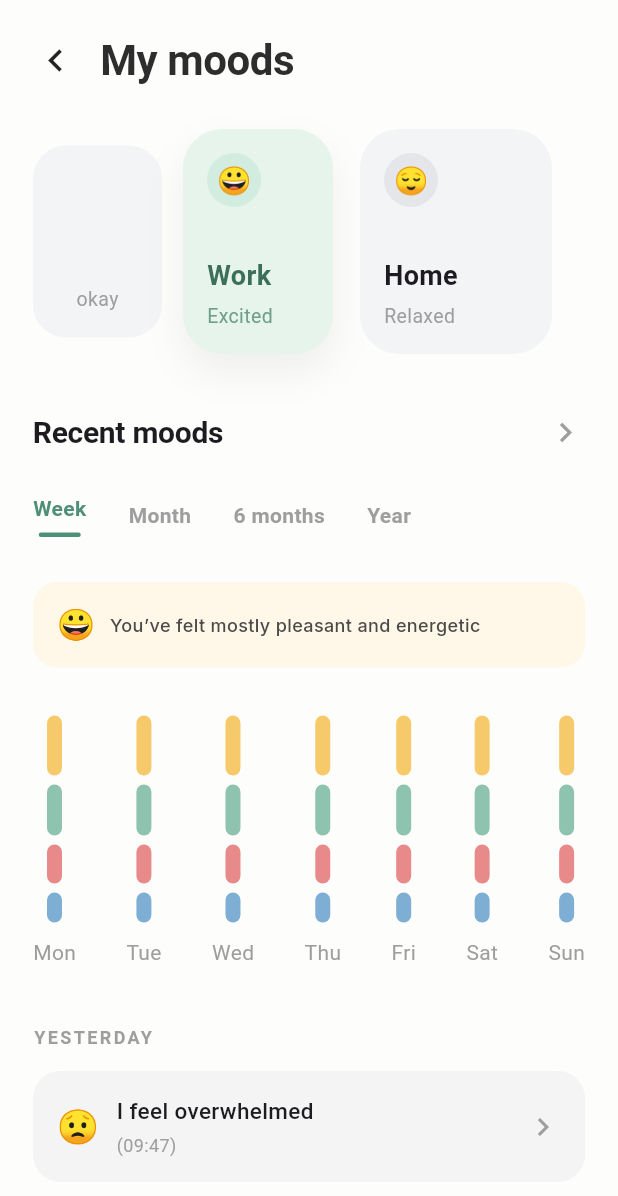
After one commit to preetidas60/ADHD-App, a Flutter app: the screen it shows after launch, after a tap on "Starting my day off right", on a phone screen of 412 x 824 dp. The commit adds this screen. Shown: the top 1196 px of the screen. Run offline on Flutter 3.47's test engine with Material 3 defaults, Android fonts, the light colour scheme and no system bars; our stand-ins replace google_fonts.

Commit message:
Added Mood reflection screen

```diff
--- a/lib/screens/home_screen.dart
+++ b/lib/screens/home_screen.dart
@@ -1,7 +1,9 @@
 import 'package:flutter/material.dart';
+import 'package:google_fonts/google_fonts.dart';
 
 import '../theme/colors.dart';
 import '../theme/containers.dart';
+import 'mood_log.dart';
 
 class HomeScreen extends StatelessWidget {
   const HomeScreen({super.key});
@@ -84,12 +86,12 @@ class HomeScreen extends StatelessWidget {
 
 
               /// HELLO TEXT
-              const Text(
+              Text(
                 "Hello, Thalia",
-                style: TextStyle(
+                style: GoogleFonts.inter(
                   fontSize: 32,
                   fontWeight: FontWeight.w700,
-                  color: Color(0xFF2B2B2B),
+                  color: const Color(0xFF2B2B2B),
                   letterSpacing: -0.4,
                 ),
               ),
@@ -126,16 +128,16 @@ class HomeScreen extends StatelessWidget {
                         color: const Color(0xFFEAF7EC), // lighter green
                         child: Row(
                           mainAxisAlignment: MainAxisAlignment.spaceBetween,
-                          children: const [
+                          children: [
                             Text(
                               "You should take your meds in",
-                              style: TextStyle(
-                                fontSize: 14,
-                                fontWeight: FontWeight.w500,
-                                color: Color(0xFF7FA891),
+                              style: GoogleFonts.inter(
+                                fontSize: 13,
+                                fontWeight: FontWeight.w600,
+                                color: const Color(0xFF7FA891),
                               ),
                             ),
-                            Text(
+                            const Text(
                               "24 mins",
                               style: TextStyle(
                                 fontSize: 16,
@@ -255,6 +257,14 @@ class HomeScreen extends StatelessWidget {
                 imagePath : "assets/icons/ocean.png",
                 title: "Starting my day off right",
                 meta: "12 min    3 days",
+                onTap: () {
+                  Navigator.push(
+                    context,
+                    MaterialPageRoute(
+                      builder: (_) => const MyMoodsScreen(),
+                    ),
+                  );
+                },
               ),
 
               const SizedBox(height: 14),
@@ -263,7 +273,15 @@ class HomeScreen extends StatelessWidget {
                 imagePath : "assets/icons/smile.png",
                 title: "Today’s self check-in",
                 meta: "",
-                imageSize: 30
+                imageSize: 30,
+                onTap: () {
+                  Navigator.push(
+                    context,
+                    MaterialPageRoute(
+                      builder: (_) => const MyMoodsScreen(),
+                    ),
+                  );
+                },
               ),
 
               const SizedBox(height: 36),
@@ -335,11 +353,17 @@ class HomeScreen extends StatelessWidget {
     required String imagePath,
     required String title,
     required String meta,
-    /// NEW (optional)
+
+    /// NEW
+    required VoidCallback onTap,
+
     double imageSize = 44,
     double imageRadius = 12,
   }) {
-    return Container(
+    return InkWell(
+      borderRadius: BorderRadius.circular(22),
+      onTap: onTap,
+      child: Container(
         padding: const EdgeInsets.symmetric(horizontal: 18, vertical: 16),
         decoration: BoxDecoration(
           color: const Color(0xFFEAF7EC),
@@ -348,7 +372,7 @@ class HomeScreen extends StatelessWidget {
         child: Row(
           children: [
 
-          /// IMAGE ICON (adjustable size)
+            /// IMAGE ICON
             Container(
               height: imageSize,
               width: imageSize,
@@ -390,14 +414,14 @@ class HomeScreen extends StatelessWidget {
               ),
             ),
 
-          Icon(
+            const Icon(
               Icons.chevron_right_rounded,
-            color: Color(0xFF9DB7A9), // soft sage green (matches your UI)
-            weight: 2,
+              color: Color(0xFF9DB7A9),
               size: 26,
             ),
           ],
         ),
+      ),
     );
   }
 }
--- /dev/null
+++ b/lib/screens/mood_log.dart
@@ -0,0 +1,430 @@
+import 'package:flutter/material.dart';
+import 'package:google_fonts/google_fonts.dart';
+
+class MyMoodsScreen extends StatelessWidget {
+  const MyMoodsScreen({super.key});
+
+  @override
+  Widget build(BuildContext context) {
+    return Scaffold(
+      backgroundColor: const Color(0xFFFDFDFC),
+      body: SafeArea(
+        child: Padding(
+          padding: const EdgeInsets.symmetric(horizontal: 22),
+          child: SingleChildScrollView(
+            physics: const BouncingScrollPhysics(),
+            child: Column(
+              crossAxisAlignment: CrossAxisAlignment.start,
+              children: [
+
+                /// TOP SPACING
+                const SizedBox(height: 20),
+
+                /// TITLE
+                Row(
+                  mainAxisAlignment: MainAxisAlignment.start,
+                  children: [
+                    GestureDetector(
+                      onTap: () {
+                        Navigator.pop(context); // Go to previous page
+                      },
+                      child: const Icon(
+                        Icons.chevron_left,
+                        size: 30,
+                      ),
+                    ),
+                    SizedBox(width: 15,),
+                    const Text(
+                    "My moods",
+                    style: TextStyle(
+                      fontSize: 28,
+                      fontWeight: FontWeight.w700,
+                      letterSpacing: -0.3,
+                      color: Color(0xFF2D2D2D),
+                    ),
+                  ),]
+
+                ),
+
+
+                const SizedBox(height: 26),
+
+                /// MOOD CARDS ROW
+                LayoutBuilder(
+                  builder: (context, constraints) {
+                    final totalSpacing = 14 * 2;
+                    final cardWidth =
+                        (constraints.maxWidth - totalSpacing) / 3;
+
+                    return Row(
+                      children: [
+                        _OkayCard(width: cardWidth),
+                        const SizedBox(width: 14),
+                        _WorkCard(width: 100),
+                        const SizedBox(width: 18),
+                        _HomeCard(),
+                      ],
+                    );
+                  },
+                ),
+
+                const SizedBox(height: 38),
+
+                /// RECENT MOODS HEADER
+                Row(
+                  mainAxisAlignment: MainAxisAlignment.spaceBetween,
+                  children: const [
+                    Text(
+                      "Recent moods",
+                      style: TextStyle(
+                        fontSize: 20,
+                        fontWeight: FontWeight.w700,
+                        letterSpacing: -0.2,
+                      ),
+                    ),
+                    Icon(Icons.chevron_right, size: 26, color: Colors.grey),
+                  ],
+                ),
+
+                const SizedBox(height: 26),
+
+                /// TABS
+                const _TabsRow(),
+
+                const SizedBox(height: 30),
+
+                /// MESSAGE
+                Container(
+                  padding: const EdgeInsets.symmetric(
+                    horizontal: 16,
+                    vertical: 14,
+                  ),
+                  decoration: BoxDecoration(
+                    color: const Color(0xFFFFF7E8),
+                    borderRadius: BorderRadius.circular(16),
+                  ),
+                  child: Row(
+                    children: [
+                      const Text("😀", style: TextStyle(fontSize: 20)),
+                      const SizedBox(width: 10),
+                      Expanded(
+                        child: Text(
+                          "You’ve felt mostly pleasant and energetic",
+                          style: GoogleFonts.inter(
+                            fontSize: 12,
+                            fontWeight: FontWeight.w500,
+                            height: 1.4,
+                            color: const Color(0xFF4A4A4A),
+                          ),
+                        ),
+                      ),
+                    ],
+                  ),
+                ),
+
+                const SizedBox(height: 32),
+
+                /// WEEKLY GRAPH
+                const _WeeklyGraph(),
+
+                const SizedBox(height: 38),
+
+                /// YESTERDAY
+                const Text(
+                  "YESTERDAY",
+                  style: TextStyle(
+                    fontSize: 12,
+                    letterSpacing: 1.6,
+                    color: Color(0xFF9E9E9E),
+                    fontWeight: FontWeight.w600,
+                  ),
+                ),
+
+                const SizedBox(height: 14),
+
+                /// YESTERDAY CARD
+                Container(
+                  padding: const EdgeInsets.all(16),
+                  decoration: BoxDecoration(
+                    color: const Color(0xFFF4F4F4),
+                    borderRadius: BorderRadius.circular(18),
+                  ),
+                  child: Row(
+                    children: const [
+                      Text("😟", style: TextStyle(fontSize: 22)),
+                      SizedBox(width: 12),
+                      Expanded(
+                        child: Column(
+                          crossAxisAlignment: CrossAxisAlignment.start,
+                          children: [
+                            Text(
+                              "I feel overwhelmed",
+                              style: TextStyle(
+                                fontSize: 15,
+                                fontWeight: FontWeight.w500,
+                              ),
+                            ),
+                            SizedBox(height: 4),
+                            Text(
+                              "(09:47)",
+                              style: TextStyle(
+                                fontSize: 12,
+                                color: Colors.grey,
+                              ),
+                            ),
+                          ],
+                        ),
+                      ),
+                      Icon(Icons.chevron_right, color: Colors.grey),
+                    ],
+                  ),
+                ),
+
+                const SizedBox(height: 110),
+              ],
+            ),
+          ),
+        ),
+      ),
+    );
+  }
+}
+
+class _OkayCard extends StatelessWidget {
+  const _OkayCard({required double width});
+
+  @override
+  Widget build(BuildContext context) {
+    return Container(
+      width: 86,
+      height: 128,
+      padding: const EdgeInsets.only(bottom: 16),
+      alignment: Alignment.bottomCenter,
+      decoration: BoxDecoration(
+        color: const Color(0xFFF3F4F6),
+        borderRadius: BorderRadius.circular(22),
+      ),
+      child: const Text(
+        "okay",
+        style: TextStyle(
+          fontSize: 13,
+          color: Color(0xFF9E9E9E),
+        ),
+      ),
+    );
+  }
+}
+
+class _WorkCard extends StatelessWidget {
+  final double width;
+  const _WorkCard({required this.width});
+
+  @override
+  Widget build(BuildContext context) {
+    return Container(
+      width: width,
+      height: 150,
+      padding: const EdgeInsets.all(16),
+      decoration: BoxDecoration(
+        color: const Color(0xFFE7F4EC),
+        borderRadius: BorderRadius.circular(26),
+        boxShadow: [
+          BoxShadow(
+            color: Colors.black.withOpacity(0.06),
+            blurRadius: 22,
+            offset: const Offset(0, 12),
+          ),
+        ],
+      ),
+      child: Column(
+        crossAxisAlignment: CrossAxisAlignment.start,
+        children: const [
+          CircleAvatar(
+            radius: 18,
+            backgroundColor: Color(0xFFD3ECE0),
+            child: Text("😀", style: TextStyle(fontSize: 18)),
+          ),
+          Spacer(),
+          Text(
+            "Work",
+            style: TextStyle(
+              fontSize: 18,
+              fontWeight: FontWeight.w700,
+              color: Color(0xFF3B6F5B),
+            ),
+          ),
+          SizedBox(height: 4),
+          Text(
+            "Excited",
+            style: TextStyle(
+              fontSize: 13,
+              color: Color(0xFF6F9E8B),
+            ),
+          ),
+        ],
+      ),
+    );
+  }
+}
+
+class _HomeCard extends StatelessWidget {
+  const _HomeCard();
+
+  @override
+  Widget build(BuildContext context) {
+    return Container(
+      width: 128,
+      height: 150,
+      padding: const EdgeInsets.all(16),
+      decoration: BoxDecoration(
+        color: const Color(0xFFF3F4F6),
+        borderRadius: BorderRadius.circular(26),
+      ),
+      child: Column(
+        crossAxisAlignment: CrossAxisAlignment.start,
+        children: const [
+          CircleAvatar(
+            radius: 18,
+            backgroundColor: Color(0xFFE5E6EA),
+            child: Text("😌", style: TextStyle(fontSize: 18)),
+          ),
+          Spacer(),
+          Text(
+            "Home",
+            style: TextStyle(
+              fontSize: 18,
+              fontWeight: FontWeight.w700,
+            ),
+          ),
+          SizedBox(height: 4),
+          Text(
+            "Relaxed",
+            style: TextStyle(
+              fontSize: 13,
+              color: Color(0xFF9E9E9E),
+            ),
+          ),
+        ],
+      ),
+    );
+  }
+}
+
+
+class _TabsRow extends StatelessWidget {
+  const _TabsRow();
+
+  @override
+  Widget build(BuildContext context) {
+    return Row(
+      children: const [
+        _Tab(label: "Week", active: true),
+        SizedBox(width: 28),
+        _Tab(label: "Month"),
+        SizedBox(width: 28),
+        _Tab(label: "6 months"),
+        SizedBox(width: 28),
+        _Tab(label: "Year"),
+      ],
+    );
+  }
+}
+
+class _Tab extends StatelessWidget {
+  final String label;
+  final bool active;
+
+  const _Tab({required this.label, this.active = false});
+
+  @override
+  Widget build(BuildContext context) {
+    return Column(
+      children: [
+        Text(
+          label,
+          style: TextStyle(
+            fontSize: 14,
+            fontWeight: FontWeight.w600,
+            color: active ? const Color(0xFF4F8F7A) : Colors.grey,
+          ),
+        ),
+        if (active)
+          Container(
+            margin: const EdgeInsets.only(top: 6),
+            height: 3,
+            width: 28,
+            decoration: BoxDecoration(
+              color: const Color(0xFF4F8F7A),
+              borderRadius: BorderRadius.circular(4),
+            ),
+          ),
+      ],
+    );
+  }
+}
+
+
+class _WeeklyGraph extends StatelessWidget {
+  const _WeeklyGraph();
+
+  @override
+  Widget build(BuildContext context) {
+    return Row(
+      mainAxisAlignment: MainAxisAlignment.spaceBetween,
+      children: const [
+        _Day("Mon"),
+        _Day("Tue"),
+        _Day("Wed"),
+        _Day("Thu"),
+        _Day("Fri"),
+        _Day("Sat"),
+        _Day("Sun"),
+      ],
+    );
+  }
+}
+
+class _Day extends StatelessWidget {
+  final String label;
+  const _Day(this.label);
+
+  @override
+  Widget build(BuildContext context) {
+    return Column(
+      children: [
+        Column(
+          children: const [
+            _Bar(40, Color(0xFFF6C96B)),
+            SizedBox(height: 6),
+            _Bar(34, Color(0xFF8EC3B0)),
+            SizedBox(height: 6),
+            _Bar(26, Color(0xFFE88A8A)),
+            SizedBox(height: 6),
+            _Bar(20, Color(0xFF7EAED3)),
+          ],
+        ),
+        const SizedBox(height: 10),
+        Text(label, style: const TextStyle(color: Colors.grey)),
+      ],
+    );
+  }
+}
+
+class _Bar extends StatelessWidget {
+  final double height;
+  final Color color;
+
+  const _Bar(this.height, this.color);
+
+  @override
+  Widget build(BuildContext context) {
+    return Container(
+      width: 10,
+      height: height,
+      decoration: BoxDecoration(
+        color: color,
+        borderRadius: BorderRadius.circular(20),
+      ),
+    );
+  }
+}
--- a/lib/screens/profile_screen.dart
+++ b/lib/screens/profile_screen.dart
@@ -73,7 +73,7 @@ class ProfilePage extends StatelessWidget {
                 Container(
                   padding: const EdgeInsets.symmetric(vertical: 16),
                   decoration: BoxDecoration(
-                    color: const Color(0xFFEAF4F1),
+                    color: AppColors.primaryLight,
                     borderRadius: BorderRadius.circular(20),
                   ),
                   child: Row(
--- a/pubspec.yaml
+++ b/pubspec.yaml
@@ -30,6 +30,7 @@ environment:
 dependencies:
   flutter:
     sdk: flutter
+  google_fonts: ^6.1.0
 
   # The following adds the Cupertino Icons font to your application.
   # Use with the CupertinoIcons class for iOS style icons.
```
Also changed, not shown: pubspec.lock, 2 other files. Lines whose indentation alone changed are shown as unchanged.
